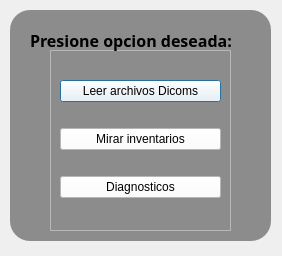
Old version of the form opciones_ventana.ui in the repository Karly19tarazonac/proyecto_final_info_II.
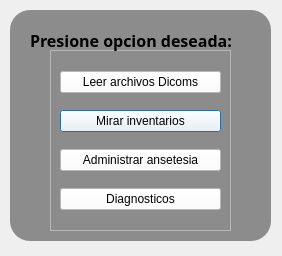
New version of the form.

```diff
--- a/opciones_ventana.ui
+++ b/opciones_ventana.ui
@@ -29,6 +29,27 @@
     <enum>QFrame::Raised</enum>
    </property>
    <layout class="QGridLayout" name="gridLayout">
+    <item row="3" column="0">
+     <widget class="QPushButton" name="mirar_inventarios">
+      <property name="styleSheet">
+       <string notr="true">background-color: rgb(255, 255, 255);</string>
+      </property>
+      <property name="text">
+       <string>Mirar inventarios</string>
+      </property>
+     </widget>
+    </item>
+    <item row="5" column="0">
+     <widget class="QPushButton" name="Diagnosticos">
+      <property name="styleSheet">
+       <string notr="true">background-color: rgb(255, 255, 255);
+</string>
+      </property>
+      <property name="text">
+       <string>Diagnosticos</string>
+      </property>
+     </widget>
+    </item>
     <item row="2" column="0">
      <widget class="QPushButton" name="leer_archivo_dcm">
       <property name="baseSize">
@@ -52,23 +73,12 @@
      </widget>
     </item>
     <item row="4" column="0">
-     <widget class="QPushButton" name="Diagnosticos">
-      <property name="styleSheet">
-       <string notr="true">background-color: rgb(255, 255, 255);
-</string>
-      </property>
-      <property name="text">
-       <string>Diagnosticos</string>
-      </property>
-     </widget>
-    </item>
-    <item row="3" column="0">
-     <widget class="QPushButton" name="mirar_inventarios">
+     <widget class="QPushButton" name="pushButton">
       <property name="styleSheet">
        <string notr="true">background-color: rgb(255, 255, 255);</string>
       </property>
       <property name="text">
-       <string>Mirar inventarios</string>
+       <string>Administrar ansetesia</string>
       </property>
      </widget>
     </item>
```
